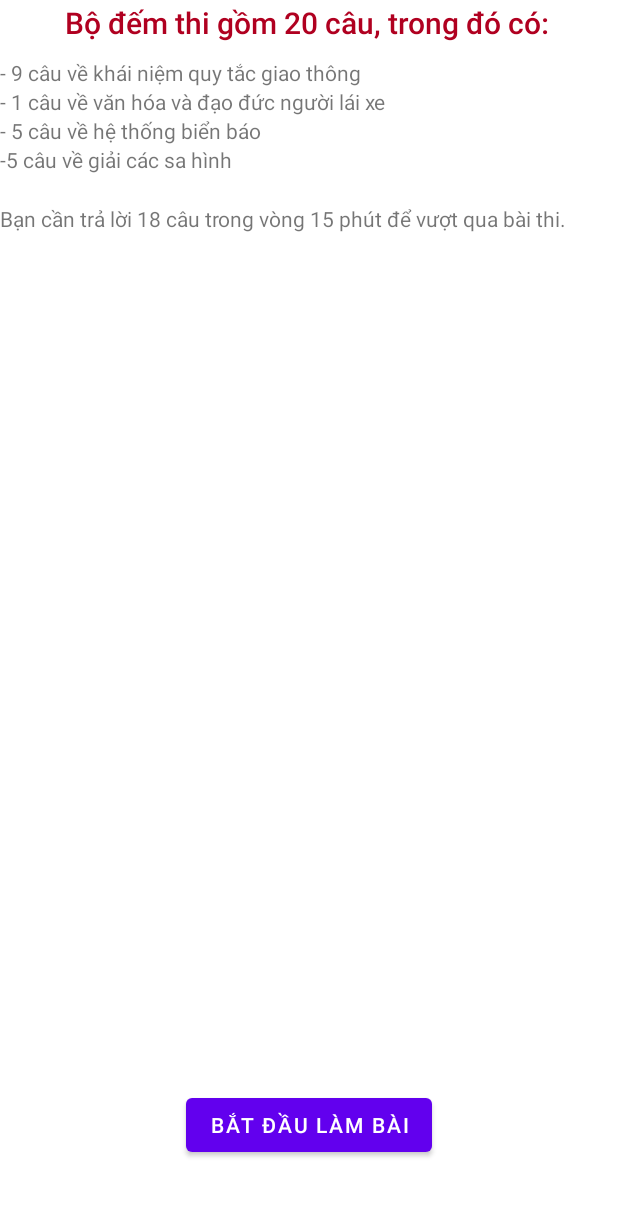
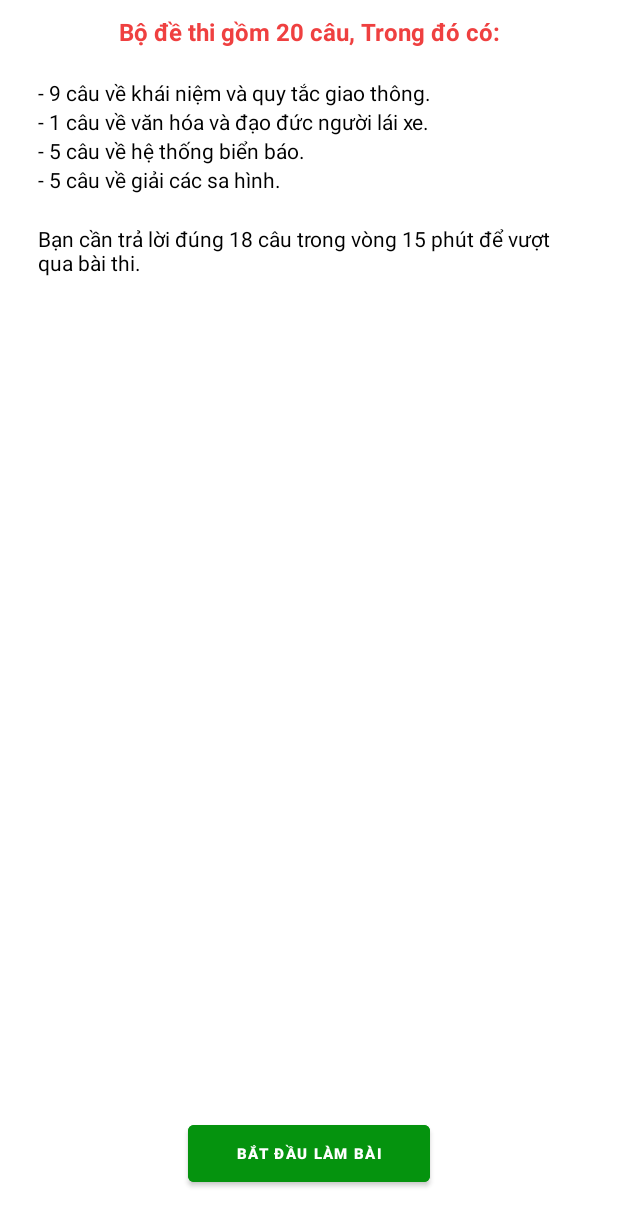
Before and after one commit to Nguyen-Duc-Cong/HBLX-0.2, an Android app: the layout activity_start_question.xml on its own in the app's theme, with its tools: preview values and no code run, on a phone screen of 412 x 824 dp. Shown: the top 1226 px of the screen. Run offline under Robolectric (Android 15) with nearby library versions, the phone set to English and light mode, and no system bars.

Commit message:
main activity screen

```diff
--- a/app/src/main/AndroidManifest.xml
+++ b/app/src/main/AndroidManifest.xml
@@ -4,9 +4,7 @@
 
     <application
         android:allowBackup="true"
-        android:icon="@mipmap/ic_launcher"
         android:label="@string/app_name"
-        android:roundIcon="@mipmap/ic_launcher_round"
         android:supportsRtl="true"
         android:theme="@style/Theme.HBLX02">
         <activity
@@ -18,6 +16,7 @@
                 <category android:name="android.intent.category.LAUNCHER" />
             </intent-filter>
         </activity>
+
     </application>
 
 </manifest>
--- a/app/src/main/java/com/midterm/hblx_02/View/Activity/MainActivity.java
+++ b/app/src/main/java/com/midterm/hblx_02/View/Activity/MainActivity.java
@@ -10,7 +10,7 @@ import android.os.Handler;
 import com.midterm.hblx_02.Model.Photo;
 import com.midterm.hblx_02.R;
 import com.midterm.hblx_02.ViewModel.ZoomOutPageTransformer;
-import com.midterm.hblx_02.ViewModel.photoViewPagerAdapter;
+import com.midterm.hblx_02.View.Adapter.photoViewPagerAdapter;
 
 import me.relex.circleindicator.CircleIndicator3;
 
--- a/app/src/main/java/com/midterm/hblx_02/ViewModel/photoViewPagerAdapter.java
+++ b/app/src/main/java/com/midterm/hblx_02/View/Adapter/photoViewPagerAdapter.java
@@ -1,4 +1,4 @@
-package com.midterm.hblx_02.ViewModel;
+package com.midterm.hblx_02.View.Adapter;
 
 import android.view.LayoutInflater;
 import android.view.View;
--- a/app/src/main/res/layout/activity_main.xml
+++ b/app/src/main/res/layout/activity_main.xml
@@ -11,7 +11,9 @@
         android:layout_width="match_parent"
         android:layout_height="300dp"
         android:layout_alignParentStart="true"
-        android:layout_alignParentTop="true" />
+        android:layout_alignParentTop="true"
+        android:layout_marginStart="2dp"
+        android:layout_marginTop="-1dp" />
 
     <me.relex.circleindicator.CircleIndicator3
         android:id="@+id/cicrle_indicator"
--- a/app/src/main/res/layout/activity_start_question.xml
+++ b/app/src/main/res/layout/activity_start_question.xml
@@ -1,70 +1,77 @@
 <?xml version="1.0" encoding="utf-8"?>
-<androidx.constraintlayout.widget.ConstraintLayout xmlns:android="http://schemas.android.com/apk/res/android"
-    xmlns:app="http://schemas.android.com/apk/res-auto"
-    xmlns:tools="http://schemas.android.com/tools"
-    android:layout_width="match_parent"
+<LinearLayout xmlns:android="http://schemas.android.com/apk/res/android"
+    android:orientation="vertical" android:layout_width="match_parent"
     android:layout_height="match_parent">
-
-    <LinearLayout
-        android:layout_width="409dp"
-        android:layout_height="wrap_content"
-        android:layout_marginTop="1dp"
-        android:orientation="vertical"
-        app:layout_constraintTop_toTopOf="parent"
-        tools:layout_editor_absoluteX="1dp">
+    <RelativeLayout
+        android:layout_width="match_parent"
+        android:layout_height="match_parent"
+        android:layout_marginTop="10dp"
+        android:layout_marginLeft="25dp"
+        android:layout_marginRight="25dp">
+        <TextView
+            android:id="@+id/contest_welcome_txtTitle"
+            android:layout_width="match_parent"
+            android:layout_height="wrap_content"
+            android:gravity="center"
+            android:textColor="@color/colorPrimary1"
+            android:textStyle="bold"
+            android:textSize="16dp"
+            android:text="Bộ đề thi gồm 20 câu, Trong đó có:"/>
 
         <TextView
-            android:id="@+id/textView8"
-            android:layout_width="match_parent"
-            android:layout_height="wrap_content"
-            android:text="Bộ đếm thi gồm 20 câu, trong đó có:"
-            android:textAlignment="center"
-            android:textAppearance="@style/TextAppearance.AppCompat.Body2"
-            android:textColor="@color/design_default_color_error"
-            android:textSize="20sp" />
-
-        <TextView
-            android:id="@+id/textView9"
-            android:layout_width="match_parent"
-            android:layout_height="wrap_content"
-            android:layout_marginTop="10dp"
-            android:text="- 9 câu về khái niệm quy tắc giao thông" />
-
-        <TextView
-            android:id="@+id/textView10"
-            android:layout_width="match_parent"
-            android:layout_height="wrap_content"
-            android:text="- 1 câu về văn hóa và đạo đức người lái xe" />
-
-        <TextView
-            android:id="@+id/textView11"
-            android:layout_width="match_parent"
-            android:layout_height="wrap_content"
-            android:text="- 5 câu về hệ thống biển báo" />
-
-        <TextView
-            android:id="@+id/textView12"
-            android:layout_width="match_parent"
-            android:layout_height="wrap_content"
-            android:text="-5 câu về giải các sa hình" />
-
-        <TextView
-            android:id="@+id/textView13"
+            android:id="@+id/contest_welcome_txtLine1"
             android:layout_width="match_parent"
             android:layout_height="wrap_content"
             android:layout_marginTop="20dp"
-            android:text="Bạn cần trả lời 18 câu trong vòng 15 phút để vượt qua bài thi." />
-    </LinearLayout>
+            android:textColor="@color/black"
+            android:layout_below="@+id/contest_welcome_txtTitle"
+            android:text="- 9 câu về khái niệm và quy tắc giao thông."/>
 
-    <Button
-        android:id="@+id/button"
-        android:layout_width="wrap_content"
-        android:layout_height="wrap_content"
-        android:layout_marginStart="122dp"
-        android:layout_marginEnd="122dp"
-        android:layout_marginBottom="50dp"
-        android:text="Bắt đầu làm bài"
-        app:layout_constraintBottom_toBottomOf="parent"
-        app:layout_constraintEnd_toEndOf="parent"
-        app:layout_constraintStart_toStartOf="parent" />
-</androidx.constraintlayout.widget.ConstraintLayout>
+        <TextView
+            android:id="@+id/contest_welcome_txtLine2"
+            android:layout_width="match_parent"
+            android:layout_height="wrap_content"
+            android:layout_below="@+id/contest_welcome_txtLine1"
+            android:text="- 1 câu về văn hóa và đạo đức người lái xe."
+            android:textColor="@color/black" />
+
+        <TextView
+            android:id="@+id/contest_welcome_txtLine3"
+            android:layout_width="match_parent"
+            android:layout_height="wrap_content"
+            android:layout_below="@+id/contest_welcome_txtLine2"
+            android:text="- 5 câu về hệ thống biển báo."
+            android:textColor="@color/black" />
+
+        <TextView
+            android:id="@+id/contest_welcome_txtLine4"
+            android:layout_width="match_parent"
+            android:layout_height="wrap_content"
+            android:layout_below="@+id/contest_welcome_txtLine3"
+            android:text="- 5 câu về giải các sa hình."
+            android:textColor="@color/black" />
+
+        <TextView
+            android:id="@+id/contest_welcome_txtLine5"
+            android:layout_width="match_parent"
+            android:layout_height="wrap_content"
+            android:layout_below="@+id/contest_welcome_txtLine4"
+            android:layout_marginTop="20dp"
+            android:text="Bạn cần trả lời đúng 18 câu trong vòng 15 phút để vượt qua bài thi."
+            android:textColor="@color/black" />
+
+        <Button
+            android:id="@+id/contest_welcome_btnStart"
+            android:layout_width="match_parent"
+            android:layout_height="50dp"
+            android:layout_alignParentBottom="true"
+            android:layout_marginLeft="100dp"
+            android:layout_marginRight="100dp"
+            android:layout_marginBottom="30dp"
+            android:backgroundTint="@color/colorPrimary3"
+            android:text="BẮT ĐẦU LÀM BÀI"
+            android:textColor="@color/white"
+            android:textSize="10dp"
+            android:textStyle="bold" />
+    </RelativeLayout>
+</LinearLayout>
```
Also changed, not shown: app/src/main/res/layout/activity_contest_detail.xml (+3 -26 lines).
